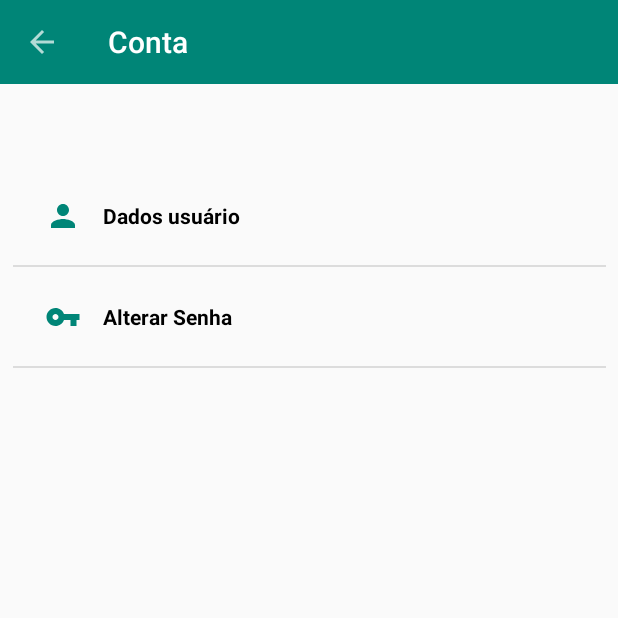
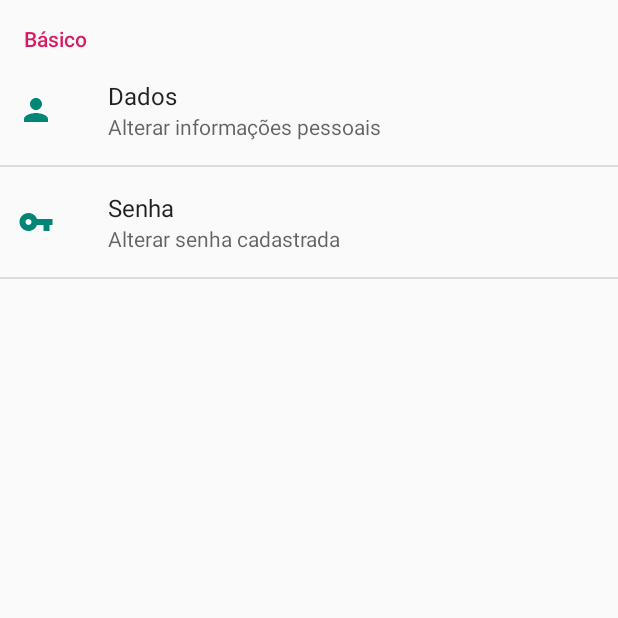
Before and after one commit to immarcosmorais/AppBaja, an Android app: the ConfigContaActivity screen opened directly, with no data from a screen before it, on a phone screen of 412 x 824 dp, the top half of it. Run offline under Robolectric (Android 15) with nearby library versions, the phone set to English and light mode, and no system bars.

Commit message:
Criado tela de configuração para conta

```diff
--- a/app/build.gradle
+++ b/app/build.gradle
@@ -34,6 +34,11 @@ dependencies {
     androidTestImplementation 'com.android.support.test:runner:1.0.2'
     androidTestImplementation 'com.android.support.test.espresso:espresso-core:3.0.2'
 
+//    //
+//    implementation "org.jetbrains.kotlin:kotlin-stdlib-jdk7:$kotlin_version"
+//    implementation "androidx.legacy:legacy-preference-v14:1.0.0"
+//    implementation "androidx.preference:preference:1.0.0"
+
     //  CircleImageView
     implementation 'de.hdodenhof:circleimageview:3.0.0'
 
@@ -44,6 +49,7 @@ dependencies {
     implementation 'com.google.firebase:firebase-auth:16.0.5' // Authentication
     implementation 'com.firebaseui:firebase-ui-storage:4.1.0'
     implementation 'com.android.support:recyclerview-v7:28.0.0'// FirebaseUI Storage only
+
 }
 
 apply plugin: 'com.google.gms.google-services'
--- a/app/src/main/java/com/marcosmoraisDev/appbaja/activitys/ConfigContaActivity.kt
+++ b/app/src/main/java/com/marcosmoraisDev/appbaja/activitys/ConfigContaActivity.kt
@@ -1,97 +1,26 @@
 package com.marcosmoraisDev.appbaja.activitys
 
+import android.os.Bundle
+import android.preference.PreferenceFragment
 import android.support.v7.app.AppCompatActivity
-import android.os.Bundle
-import android.support.v4.app.NavUtils
-import android.support.v7.widget.DividerItemDecoration
-import android.support.v7.widget.LinearLayoutManager
-import android.view.MenuItem
-import android.view.View
-import android.widget.AdapterView
-import android.widget.LinearLayout
-import android.widget.Toast
 import com.marcosmoraisDev.appbaja.R
-import com.marcosmoraisDev.appbaja.adapter.AdapterConfigConta
-import com.marcosmoraisDev.appbaja.helpers.msgToast
-import com.marcosmoraisDev.appbaja.model.ItemConfigConta
-import com.marcosmoraisDev.appbaja.model.RecyclerItemClickListener
-import kotlinx.android.synthetic.main.activity_config_conta.*
-import kotlinx.android.synthetic.main.layout_toolbar.*
 
 class ConfigContaActivity : AppCompatActivity() {
 
-    private val LISTA_ITENS = mutableListOf<ItemConfigConta>(
-        ItemConfigConta(
-            R.drawable.ic_person_24dp,
-            "Dados usuário"
-        ),
-        ItemConfigConta(
-            R.drawable.ic_vpn_key_24dp,
-            "Alterar Senha"
-        )
-    )
-    private lateinit var adapter: AdapterConfigConta
-
     override fun onCreate(savedInstanceState: Bundle?) {
         super.onCreate(savedInstanceState)
-        setContentView(R.layout.activity_config_conta)
 
-        adapter = AdapterConfigConta(LISTA_ITENS)
-
-        configuraToolbar()
-        configuraRecyclerview()
-        configuraEventoClick()
-
-    }
-
-    private fun configuraEventoClick() {
-        rcvItensConfigConta.addOnItemTouchListener(
-            RecyclerItemClickListener(applicationContext, rcvItensConfigConta,
-                object : RecyclerItemClickListener.OnItemClickListener {
-                    override fun onItemClick(view: View, position: Int) {
-                        Toast.makeText(applicationContext, "Item pressionado", Toast.LENGTH_LONG).show()
-                    }
-
-                    override fun onItemClick(parent: AdapterView<*>?, view: View?, position: Int, id: Long) {
-
-                    }
-
-                    override fun onLongItemClick(view: View?, position: Int) {
-                        Toast.makeText(applicationContext, "Item longo pressionado", Toast.LENGTH_LONG).show()
-                    }
-
-                })
-        )
-    }
-
-    private fun configuraRecyclerview() {
-        var layoutManager = LinearLayoutManager(applicationContext)
-        rcvItensConfigConta.layoutManager = layoutManager
-        rcvItensConfigConta.setHasFixedSize(true)
-        rcvItensConfigConta.addItemDecoration(DividerItemDecoration(this, LinearLayout.VERTICAL))
-        rcvItensConfigConta.adapter = adapter
-    }
-
-    private fun configuraToolbar() {
-        //Configurando Toolbar
-        tobPrincipal.title = getString(R.string.title_conta)
-        setSupportActionBar(tobPrincipal)
-        //Botão voltar
-        supportActionBar!!.setDisplayHomeAsUpEnabled(true)
-    }
-
-    //Button back
-    override fun onOptionsItemSelected(item: MenuItem?): Boolean {
-        return super.onOptionsItemSelected(item)
-        return when (item!!.itemId) {
-            android.R.id.home -> {
-                NavUtils.navigateUpFromSameTask(this)
-                true
-            }
-            else -> {
-                super.onOptionsItemSelected(item)
-            }
+        if (fragmentManager.findFragmentById(android.R.id.content) == null) {
+            fragmentManager.beginTransaction()
+                .add(android.R.id.content, SettingsFragment()).commit()
         }
     }
 
+
+    class SettingsFragment : PreferenceFragment() {
+        override fun onCreate(savedInstanceState: Bundle?) {
+            super.onCreate(savedInstanceState)
+            addPreferencesFromResource(R.xml.pref_conta)
+        }
+    }
 }
--- a/app/src/main/res/layout/activity_config_conta.xml
+++ b/app/src/main/res/layout/activity_config_conta.xml
@@ -7,15 +7,15 @@
         android:layout_height="match_parent"
         tools:context=".activitys.ConfigContaActivity">
 
-    <include layout="@layout/layout_toolbar" app:layout_constraintEnd_toEndOf="parent"
-             app:layout_constraintStart_toStartOf="parent"
-             app:layout_constraintHorizontal_bias="0.0"
-             app:layout_constraintTop_toTopOf="parent" android:id="@+id/include"/>
-    <android.support.v7.widget.RecyclerView
-            android:layout_width="395dp"
-            android:layout_height="659dp" app:layout_constraintEnd_toEndOf="parent"
-            app:layout_constraintStart_toStartOf="parent"
-            app:layout_constraintTop_toBottomOf="@+id/include" app:layout_constraintBottom_toBottomOf="parent"
-            android:id="@+id/rcvItensConfigConta"/>
+    <!--<include layout="@layout/layout_toolbar" app:layout_constraintEnd_toEndOf="parent"-->
+             <!--app:layout_constraintStart_toStartOf="parent"-->
+             <!--app:layout_constraintHorizontal_bias="0.0"-->
+             <!--app:layout_constraintTop_toTopOf="parent" android:id="@+id/include"/>-->
+    <!--<android.support.v7.widget.RecyclerView-->
+            <!--android:layout_width="395dp"-->
+            <!--android:layout_height="659dp" app:layout_constraintEnd_toEndOf="parent"-->
+            <!--app:layout_constraintStart_toStartOf="parent"-->
+            <!--app:layout_constraintTop_toBottomOf="@+id/include" app:layout_constraintBottom_toBottomOf="parent"-->
+            <!--android:id="@+id/rcvItensConfigConta"/>-->
 
 </android.support.constraint.ConstraintLayout>
--- a/app/src/main/res/layout/activity_login.xml
+++ b/app/src/main/res/layout/activity_login.xml
@@ -20,6 +20,7 @@
             android:layout_marginEnd="16dp"
             app:layout_constraintStart_toStartOf="parent"
             android:layout_marginStart="16dp"/>
+
     <LinearLayout
             android:orientation="vertical"
             android:layout_width="match_parent"
--- a/app/src/main/res/values/strings.xml
+++ b/app/src/main/res/values/strings.xml
@@ -62,4 +62,5 @@
 
     <!-- TODO: Remove or change this placeholder text -->
     <string name="hello_blank_fragment">Hello blank fragment</string>
+    <string name="text_confirmar">Confirmar</string>
 </resources>
--- a/app/src/main/res/xml/pref_conta.xml
+++ b/app/src/main/res/xml/pref_conta.xml
@@ -1,11 +1,11 @@
 <PreferenceScreen xmlns:android="http://schemas.android.com/apk/res/android">
 
     <PreferenceCategory android:title="@string/pref_title_categoria_basico">
-        <EditTextPreference android:title="@string/title_dados"
+        <Preference android:title="@string/title_dados"
                             android:key="key_dados"
                             android:icon="@drawable/ic_person_24dp"
                             android:summary="@string/summary_dados"/>
-        <EditTextPreference android:title="@string/title_senha"
+        <Preference android:title="@string/title_senha"
                             android:key="key_senha"
                             android:icon="@drawable/ic_vpn_key_24dp"
                             android:summary="@string/summary_senha"/>
```
Also changed, not shown: app/src/main/AndroidManifest.xml (+8 -19 lines), app/src/main/res/layout/activity_edita_conta.xml (+98 -98 lines).
